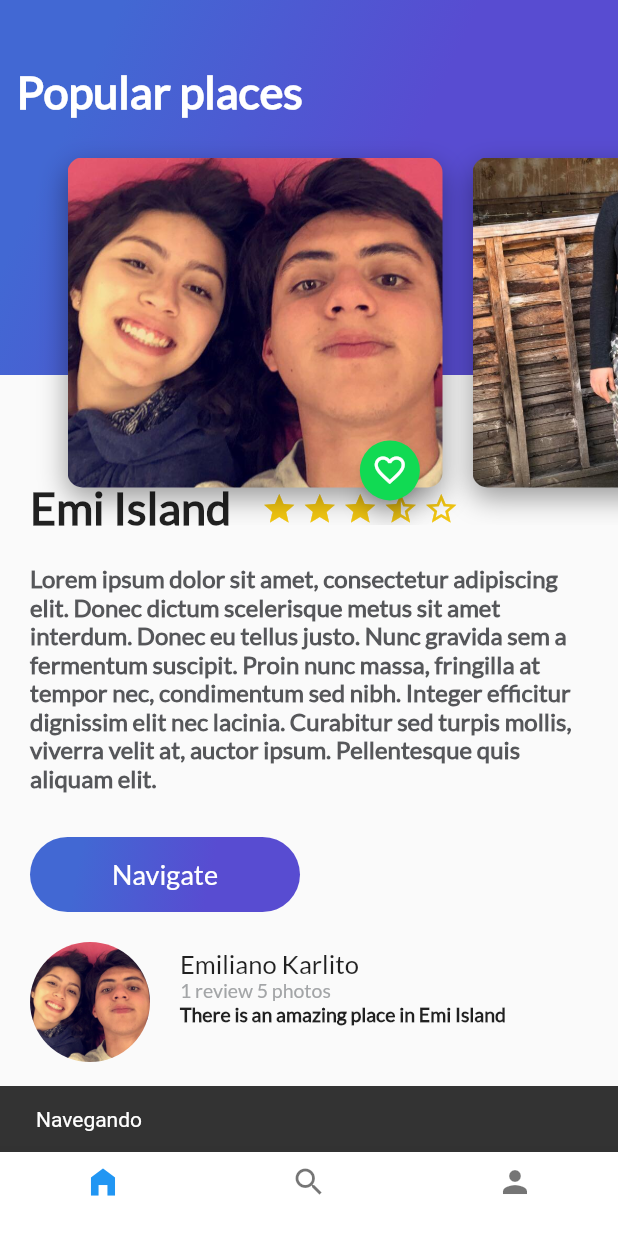
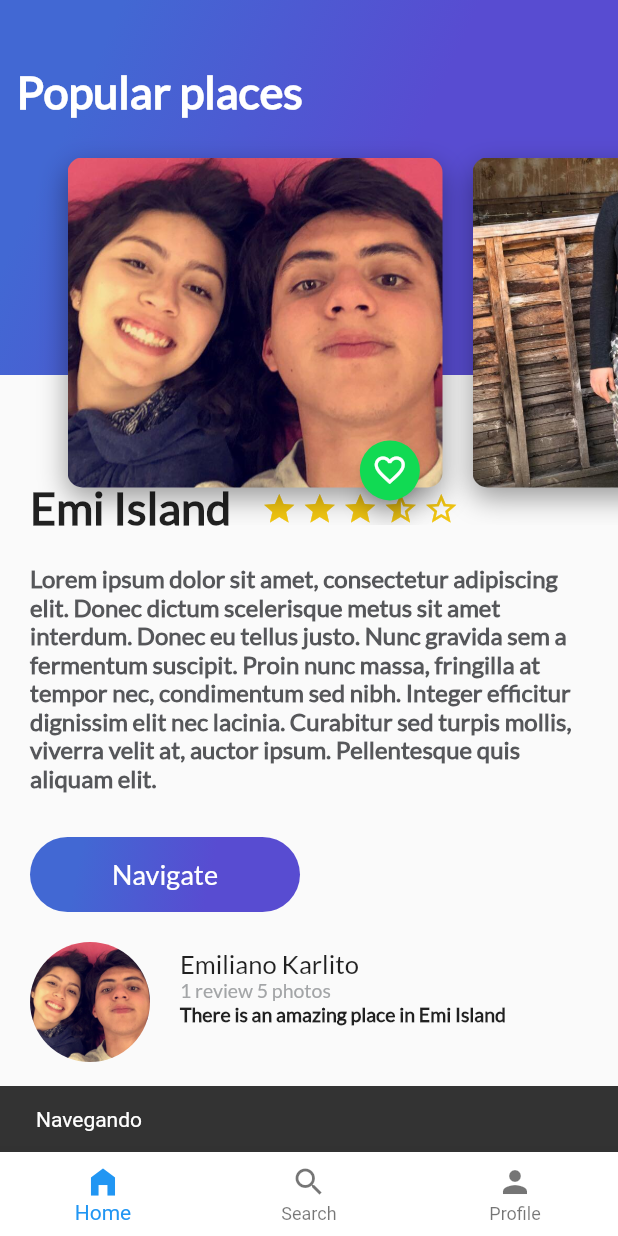
Before and after one commit to EmilianFC20/App-Emi1, a Flutter app: the FunctionTrips screen opened directly, after a tap on "Navigate", on a phone screen of 412 x 824 dp. Run offline on Flutter 3.47's test engine with Material 2 defaults, Android fonts, the light colour scheme and no system bars.

Commit message:
Added labels to bottomNavigationBar, Installed generic_bloc_provider, Changed to Cupertino bottom Navigation Bar

```diff
--- /dev/null
+++ b/trips_app_platzi/lib/fucntion_trips_cupertino.dart
@@ -0,0 +1,45 @@
+import 'package:flutter/material.dart';
+import 'package:flutter/cupertino.dart';
+import 'home_trips.dart';
+import 'search_trips.dart';
+import 'profile_trips.dart';
+
+class FunctionTripsCupertino extends StatelessWidget {
+  @override
+  Widget build(BuildContext context) {
+    return Scaffold(
+      bottomNavigationBar: CupertinoTabScaffold(
+        tabBar: CupertinoTabBar(
+          items: [
+            BottomNavigationBarItem(
+                icon: Icon(Icons.home_filled, color: Colors.indigoAccent), label: "Home"),
+            BottomNavigationBarItem(
+                icon: Icon(Icons.search, color: Colors.indigoAccent), label: "Search"),
+            BottomNavigationBarItem(
+                icon: Icon(Icons.person, color: Colors.indigoAccent), label: "Profile"),
+          ],
+        ),
+        // ignore: missing_return
+        tabBuilder: (BuildContext context, int index) {
+          switch (index) {
+            case 0:
+              return CupertinoTabView(
+                builder: (BuildContext context) => HomeTrips(),
+              );
+              break;
+            case 1:
+              return CupertinoTabView(
+                builder: (BuildContext context) => SearchTrips(),
+              );
+              break;
+            case 2:
+              return CupertinoTabView(
+                builder: (BuildContext context) => ProfileTrips(),
+              );
+              break;
+          }
+        },
+      ),
+    );
+  }
+}
--- a/trips_app_platzi/lib/function_trips.dart
+++ b/trips_app_platzi/lib/function_trips.dart
@@ -43,15 +43,15 @@ class _FunctionTrips extends State<FunctionTrips> {
           items: [
             BottomNavigationBarItem(
               icon: Icon(Icons.home_filled),
-              label: ""
+              label: "Home"
             ),
             BottomNavigationBarItem(
               icon: Icon(Icons.search),
-              label: ""
+              label: "Search"
             ),
             BottomNavigationBarItem(
               icon: Icon(Icons.person),
-              label: ""
+              label: "Profile"
             )
           ],
         ),
--- a/trips_app_platzi/lib/main.dart
+++ b/trips_app_platzi/lib/main.dart
@@ -1,5 +1,5 @@
 import 'package:flutter/material.dart';
-import 'function_trips.dart';
+import 'fucntion_trips_cupertino.dart';
 
 void main() {
   runApp(MyApp());
@@ -24,7 +24,7 @@ class MyApp extends StatelessWidget {
           // is not restarted.
           primarySwatch: Colors.blue,
         ),
-        home: FunctionTrips()
+        home: FunctionTripsCupertino()
         //MyHomePage(title: 'Flutter Demo Home Page'),
         );
   }
--- a/trips_app_platzi/pubspec.yaml
+++ b/trips_app_platzi/pubspec.yaml
@@ -28,6 +28,7 @@ dependencies:
   # The following adds the Cupertino Icons font to your application.
   # Use with the CupertinoIcons class for iOS style icons.
   cupertino_icons: ^1.0.2
+  generic_bloc_provider: ^1.1.0
 
 dev_dependencies:
   flutter_test:
```
Also changed, not shown: trips_app_platzi/pubspec.lock.
